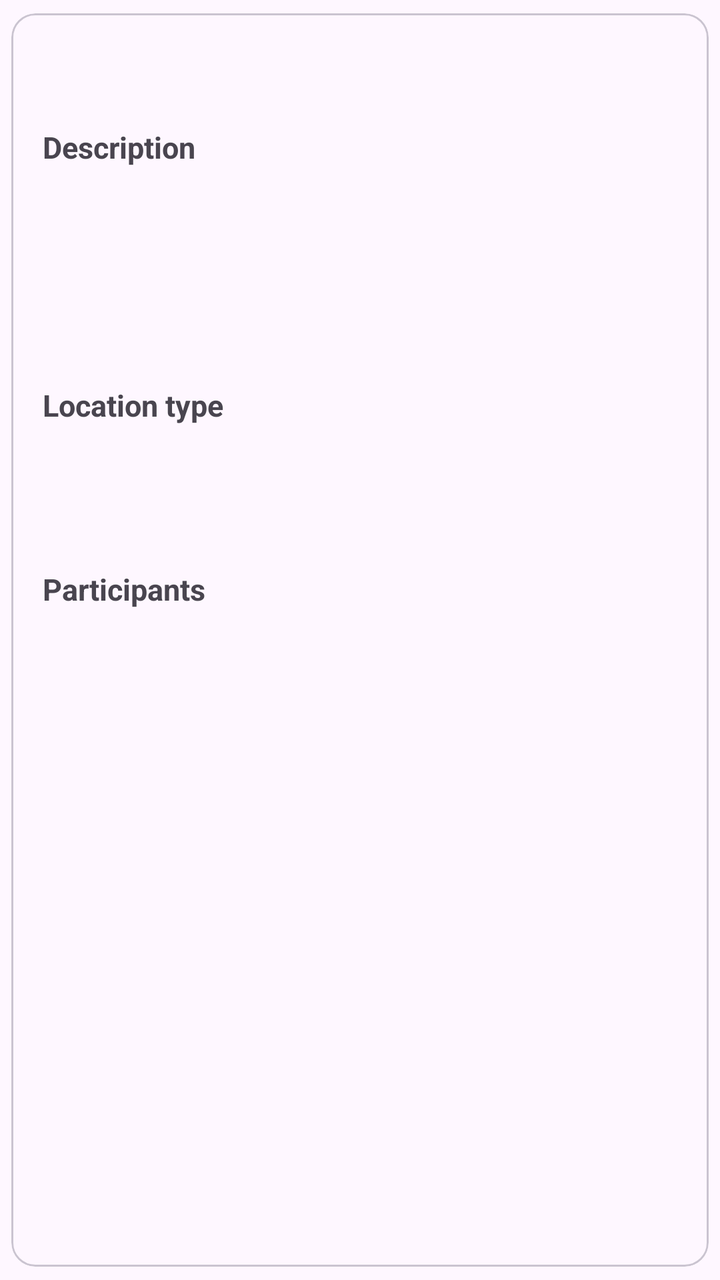
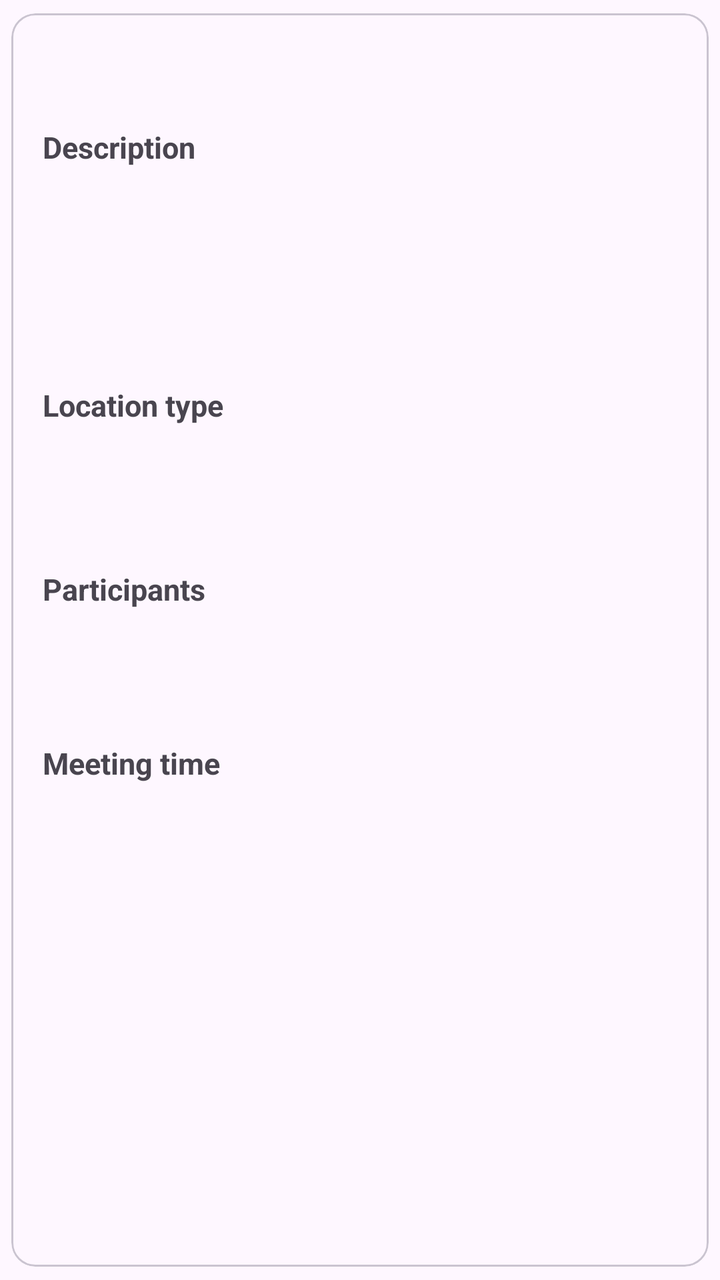

Screens rendered from an Android XML layout before and after an edit, with the pre-edit source and the edit as a unified diff.
<!-- AndroidManifest.xml: application theme Theme.REVmeet -->
<!-- res/layout/card_meeting.xml -->
<?xml version="1.0" encoding="utf-8"?>
<com.google.android.material.card.MaterialCardView
    xmlns:android="http://schemas.android.com/apk/res/android"
    xmlns:app="http://schemas.android.com/apk/res-auto"
    android:layout_width="match_parent"
    android:layout_height="wrap_content"
    android:layout_margin="8dp"

    app:cardUseCompatPadding="true">

    
    <LinearLayout
        android:layout_width="match_parent"
        android:layout_height="375dp"
        android:orientation="vertical"
        android:padding="16dp">

        <TextView
            android:id="@+id/meetingTitle"
            android:layout_width="match_parent"
            android:layout_height="37dp"
            android:textSize="20sp"
            android:textStyle="bold" />

        <TextView
            android:id="@+id/label_description"
            android:layout_width="match_parent"
            android:layout_height="36dp"
            android:layout_marginTop="4dp"
            android:text="@string/label_description"
            android:textSize="15sp"
            android:textStyle="bold" />

        <TextView
            android:id="@+id/meetingDescription"
            android:layout_width="match_parent"
            android:layout_height="85dp"
            android:layout_marginTop="4dp" />

        <TextView
            android:id="@+id/label_location_type"
            android:layout_width="match_parent"
            android:layout_height="36dp"
            android:layout_marginTop="4dp"
            android:text="@string/label_location_type"
            android:textSize="15sp"
            android:textStyle="bold" />

        <TextView
            android:id="@+id/meetingTypeOfLocation"
            android:layout_width="110dp"
            android:layout_height="44dp"
            android:layout_marginTop="8dp" />

        <TextView
            android:id="@+id/label_participants"
            android:layout_width="match_parent"
            android:layout_height="36dp"
            android:layout_marginTop="4dp"
            android:text="@string/label_participants"
            android:textSize="15sp"
            android:textStyle="bold" />

        <TextView
            android:id="@+id/participantCount"
            android:layout_width="111dp"
            android:layout_height="43dp"
            android:layout_marginTop="4dp" />

    </LinearLayout>

</com.google.android.material.card.MaterialCardView>
<!-- resources referenced by this layout -->
<resources>
  <string name="label_description">Description</string>
  <string name="label_location_type">Location type</string>
  <string name="label_participants">Participants</string>
  <style name="Theme.REVmeet" parent="Base.Theme.REVmeet" />
  <style name="Base.Theme.REVmeet" parent="Theme.Material3.DayNight.NoActionBar">
          
          
      </style>
</resources>

<!-- the commit's change to res/layout/card_meeting.xml (unified diff, before → after) -->
@@ -11,7 +11,7 @@
     
     <LinearLayout
         android:layout_width="match_parent"
-        android:layout_height="375dp"
+        android:layout_height="461dp"
         android:orientation="vertical"
         android:padding="16dp">
 
@@ -67,6 +67,21 @@
             android:layout_height="43dp"
             android:layout_marginTop="4dp" />
 
+        <TextView
+            android:id="@+id/label_meetingDate"
+            android:layout_width="match_parent"
+            android:layout_height="36dp"
+            android:layout_marginTop="4dp"
+            android:text="@string/label_meetingTime"
+            android:textSize="15sp"
+            android:textStyle="bold" />
+
+        <TextView
+            android:id="@+id/startsAt"
+            android:layout_width="111dp"
+            android:layout_height="43dp"
+            android:layout_marginTop="4dp" />
+
     </LinearLayout>
 
 </com.google.android.material.card.MaterialCardView>
<!-- resource entries referenced after the edit -->
@@ -2,6 +2,7 @@
 <resources>
   <string name="label_description">Description</string>
   <string name="label_location_type">Location type</string>
+  <string name="label_meetingTime">Meeting time</string>
   <string name="label_participants">Participants</string>
   <style name="Theme.REVmeet" parent="Base.Theme.REVmeet" />
   <style name="Base.Theme.REVmeet" parent="Theme.Material3.DayNight.NoActionBar">
